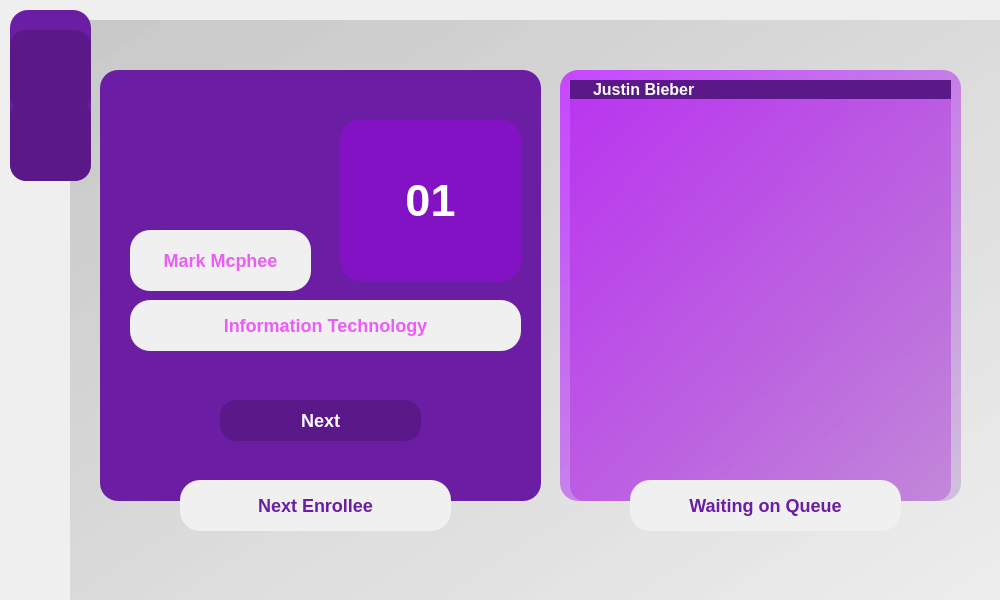
This is view/ui/admin/admin.ui in shanpadayhag/queuing_system_client as Qt 5 draws it before an edit. The edited form follows.
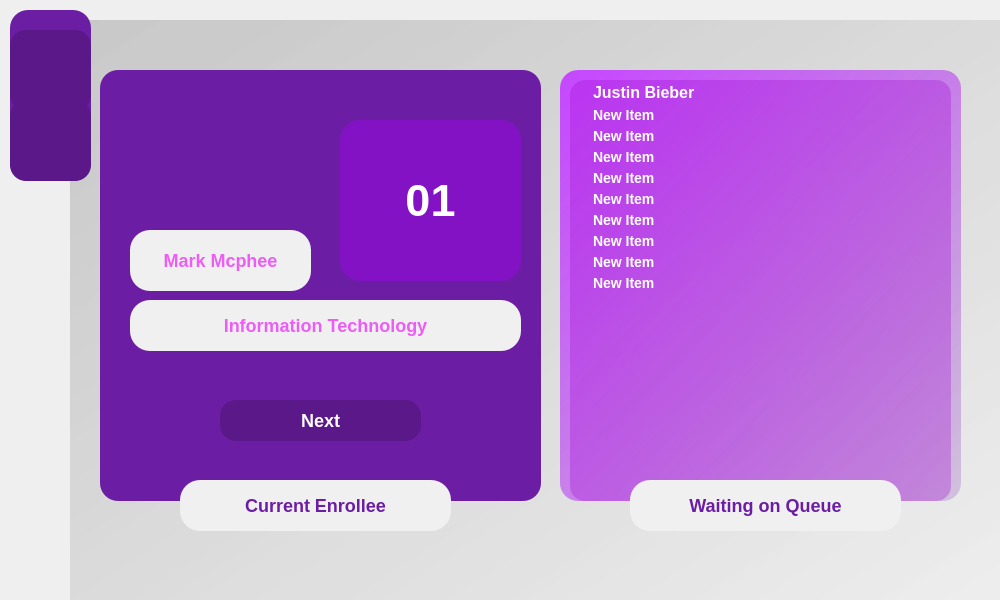
This is the edited form. The open tabs and pages were chosen to show the change. Icons and pictures are not drawn.

Commit message: Admin created and message boxes added

What changed in the file:
```diff
--- a/view/ui/admin/admin.ui
+++ b/view/ui/admin/admin.ui
@@ -94,16 +94,17 @@
 	margin-right: 20px;
 	border-radius: 15px;
 	gridline-color: rgba(47, 56, 67, 150);
-	font-size: bold 20px;
+	font: bold 14px;
 
 }
 
 #list::item {
-	background-color: rgb(90, 24, 136);
+	background-color: rgba(90, 24, 136, 0);
 	color: white;
 	padding-left: 20px;
 	padding-right: 20px;
-font:20px;
+	padding-top: 3px;
+	padding-bottom: 2px;
 }
 
 #queuenumber{
@@ -290,6 +291,51 @@
         </font>
        </property>
       </item>
+      <item>
+       <property name="text">
+        <string>New Item</string>
+       </property>
+      </item>
+      <item>
+       <property name="text">
+        <string>New Item</string>
+       </property>
+      </item>
+      <item>
+       <property name="text">
+        <string>New Item</string>
+       </property>
+      </item>
+      <item>
+       <property name="text">
+        <string>New Item</string>
+       </property>
+      </item>
+      <item>
+       <property name="text">
+        <string>New Item</string>
+       </property>
+      </item>
+      <item>
+       <property name="text">
+        <string>New Item</string>
+       </property>
+      </item>
+      <item>
+       <property name="text">
+        <string>New Item</string>
+       </property>
+      </item>
+      <item>
+       <property name="text">
+        <string>New Item</string>
+       </property>
+      </item>
+      <item>
+       <property name="text">
+        <string>New Item</string>
+       </property>
+      </item>
      </widget>
     </widget>
     <widget class="QLabel" name="course_3">
@@ -310,7 +356,7 @@
 font: bold 18px; }</string>
      </property>
      <property name="text">
-      <string>Next Enrollee</string>
+      <string>Current Enrollee</string>
      </property>
      <property name="alignment">
       <set>Qt::AlignCenter</set>
```
Left out of the diff: 13 changed lines with no effect on the pictures. The commit also changes 14 other files.
